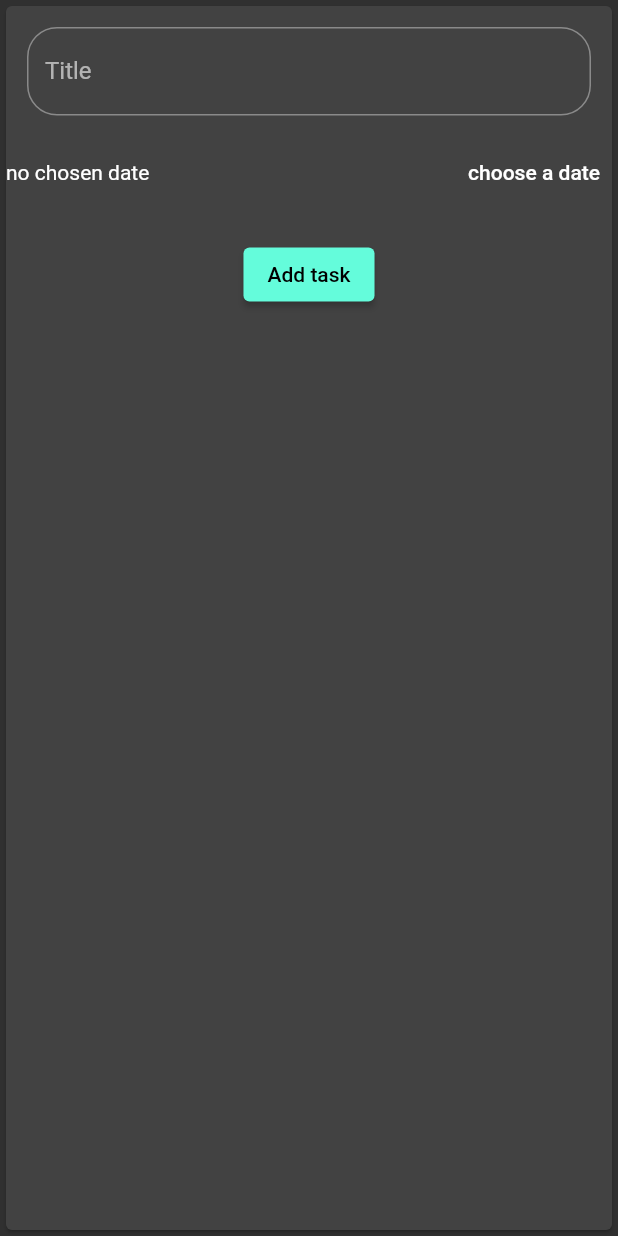
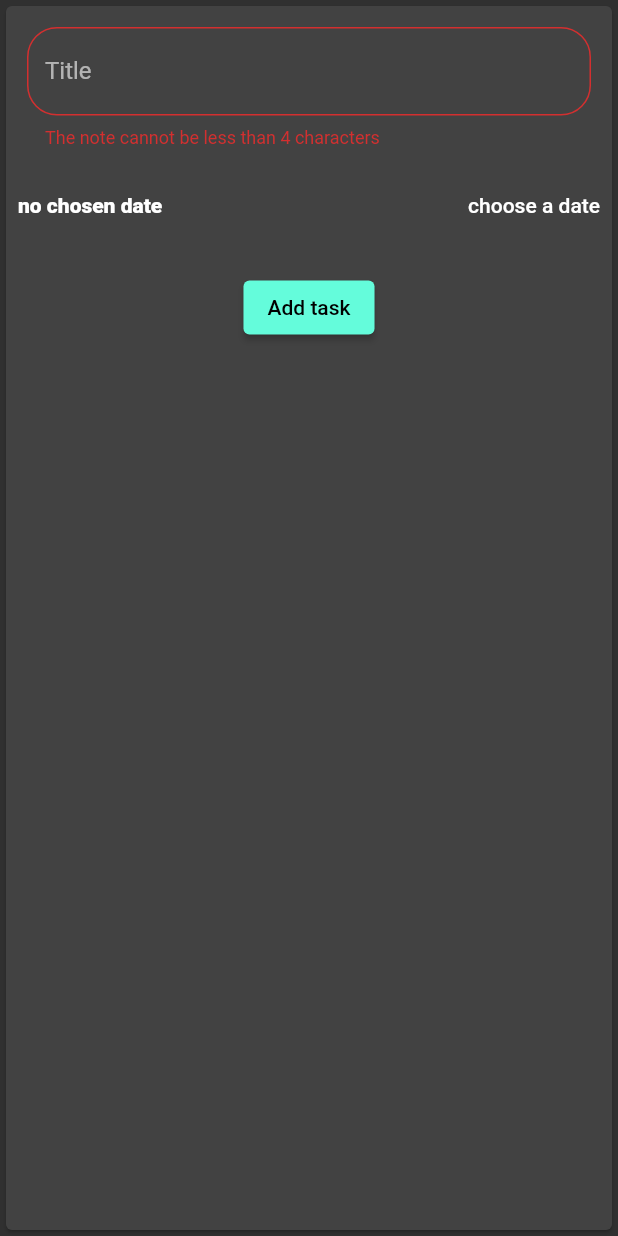
Before and after one commit to Sultanmahfouz/flutter-workshop-1, a Flutter app: the NewTask widget shown alone on an empty page, opened directly with empty values, after a tap on "Add task", on a phone screen of 412 x 824 dp. Run offline on Flutter 3.47's test engine with Material 2 defaults, Android fonts, the phone set to English and light mode, and no system bars.

Commit message:
Update the new_task.dart file

```diff
--- a/lib/new_task.dart
+++ b/lib/new_task.dart
@@ -10,15 +10,17 @@ class NewTask extends StatefulWidget {
 }
 
 class _NewTaskState extends State<NewTask> {
-  final titleTask = TextEditingController();
+  final TitleTask = TextEditingController();
   DateTime selectedDate;
+  GlobalKey<FormState> formState = GlobalKey<FormState>();
+  var Title;
 
   void presentCalender() {
     showDatePicker(
       context: context,
       initialDate: DateTime.now(),
       firstDate: DateTime(2020),
-      lastDate: DateTime(2022),
+      lastDate: DateTime(2023),
     ).then((pickedDate) {
       if (pickedDate == null) {
         return;
@@ -28,13 +30,16 @@ class _NewTaskState extends State<NewTask> {
       });
     });
   }
-
+////.
   void submitTask() {
-    if (titleTask.text.isEmpty || selectedDate == null) {
+    var formData = formState.currentState;
+    if (formData.validate()) {
+    } else if (TitleTask.text.isNotEmpty || selectedDate == null) {
       return;
     }
+
     widget.addNewTask(
-      titleTask.text,
+      TitleTask.text,
       selectedDate,
     );
     Navigator.pop(context);
@@ -43,12 +48,20 @@ class _NewTaskState extends State<NewTask> {
   @override
   Widget build(BuildContext context) {
     return Card(
+      child: Form(
+        key: formState,
         child: Column(
           children: [
             Padding(
               padding: const EdgeInsets.all(14.0),
-            child: TextField(
-              controller: titleTask,
+              child: TextFormField(
+                controller: TitleTask,
+                // autovalidateMode: AutovalidateMode.always,
+                validator: (vil) {
+                  if (vil.length < 4) {
+                    return ("The note cannot be less than 4 characters");
+                  }
+                },
                 decoration: InputDecoration(
                   labelText: 'Title',
                   border: OutlineInputBorder(
@@ -60,19 +73,29 @@ class _NewTaskState extends State<NewTask> {
             Row(
               children: [
                 Expanded(
+                  child: Padding(
+                    padding: const EdgeInsets.only(
+                      left: 8.0,
+                    ),
                     child: Text(
                       selectedDate == null
                           ? 'no chosen date'
                           : 'picked date: ${DateFormat.yMMMEd().format(selectedDate)}',
+                      style: TextStyle(
+                          fontWeight: FontWeight.w900,
+                          color: Color.fromARGB(255, 255, 255, 255)),
                     ),
                   ),
+                ),
+
                 TextButton(
                   onPressed: presentCalender,
                   child: Text(
                     'choose a date',
                     style: TextStyle(color: Colors.white),
                   ),
-              ),
+                )
+
                 // Text('choose a date'),
               ],
             ),
@@ -88,9 +111,10 @@ class _NewTaskState extends State<NewTask> {
                   style: TextStyle(color: Colors.black),
                 ),
               ),
-          ),
+            )
           ],
         ),
+         )
            );
 }
 }
```
Also changed, not shown: pubspec.lock, 4 other files. Lines whose indentation alone changed are shown as unchanged.
